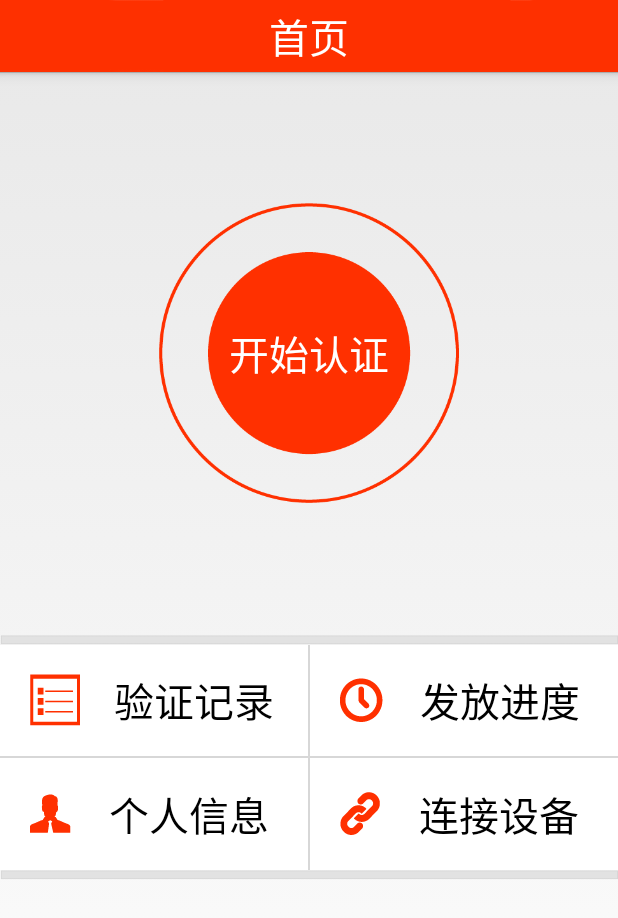
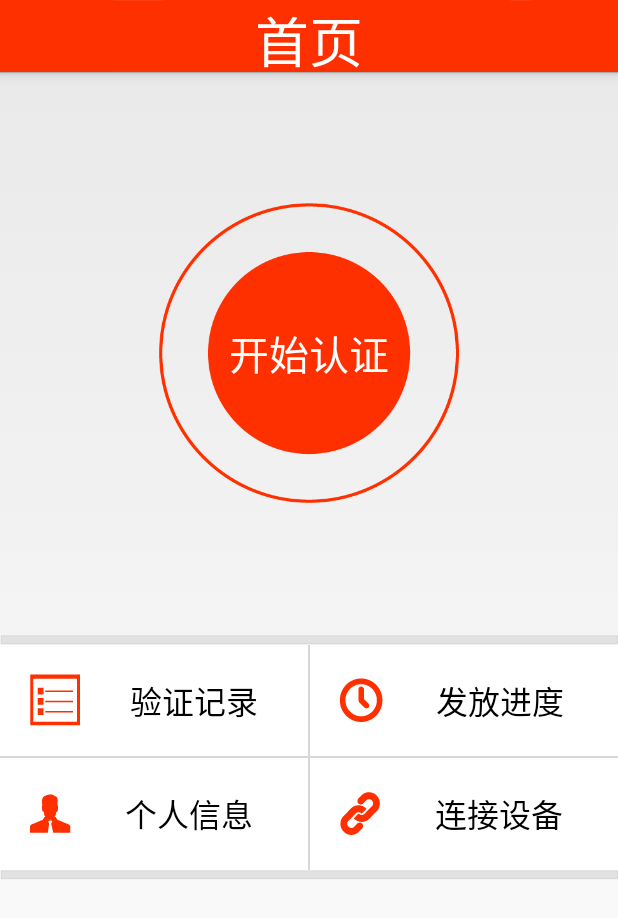
Before and after one commit to JacksonMich/HongMo, an Android app: the screen it shows after launch (MainActivity), after a tap on an icon or button, on a phone screen of 412 x 824 dp. Shown: the top 918 px of the screen. Run offline under Robolectric (Android 15) with nearby library versions, the phone set to English and light mode, and no system bars.

Commit message:
单位改成px

```diff
--- a/app/src/main/res/layout/actionbar.xml
+++ b/app/src/main/res/layout/actionbar.xml
@@ -9,8 +9,8 @@
         android:layout_width="wrap_content"
         android:layout_height="wrap_content"
         android:layout_centerVertical="true"
-        android:textSize="10pt"
-        android:text="返回"
+        android:textSize="26px"
+        android:text="&lt;返回"
         android:textColor="#FFFFFF" >
     </TextView>
     <TextView
@@ -18,7 +18,7 @@
         android:layout_width="wrap_content"
         android:layout_height="wrap_content"
         android:layout_centerInParent="true"
-        android:textSize="12pt"
+        android:textSize="54px"
         android:textColor="#FFFFFF">
     </TextView>
 </RelativeLayout>
--- a/app/src/main/res/layout/activity_main.xml
+++ b/app/src/main/res/layout/activity_main.xml
@@ -53,7 +53,7 @@
             android:layout_height="74dp"
             android:id="@+id/record"
             android:text="验证记录"
-            android:textSize="@dimen/font_size_12"
+            android:textSize="@dimen/text_size"
             android:layout_alignParentLeft="true"
             android:background="#ffffff"
             android:drawableLeft="@mipmap/tubiao1"
@@ -68,7 +68,7 @@
             android:layout_toRightOf="@+id/m_line_h"
             android:id="@+id/process"
             android:text="发放进度"
-            android:textSize="@dimen/font_size_12"
+            android:textSize="@dimen/text_size"
             android:background="#ffffff"
             android:drawableLeft="@mipmap/tubiao2"
             android:paddingLeft="20dp"
@@ -82,7 +82,7 @@
             android:layout_alignParentLeft="true"
             android:id="@+id/personalInfo"
             android:text="个人信息"
-            android:textSize="@dimen/font_size_12"
+            android:textSize="@dimen/text_size"
             android:background="#ffffff"
             android:drawableLeft="@mipmap/tubiao3"
             android:paddingLeft="20dp"
@@ -95,7 +95,7 @@
             android:layout_toRightOf="@+id/m_line_h"
             android:id="@+id/connectDevice"
             android:text="连接设备"
-            android:textSize="@dimen/font_size_12"
+            android:textSize="@dimen/text_size"
             android:background="#ffffff"
             android:drawableLeft="@mipmap/tubiao4"
             android:paddingLeft="20dp"
--- a/app/src/main/res/values/dimens.xml
+++ b/app/src/main/res/values/dimens.xml
@@ -3,4 +3,6 @@
     <dimen name="activity_horizontal_margin">16dp</dimen>
     <dimen name="activity_vertical_margin">16dp</dimen>
     <dimen name="font_size_12">12pt</dimen>
+    <dimen name="text_size">32px</dimen>
+    <dimen name="text_info_size">60px</dimen>
 </resources>
```
Also changed, not shown: app/src/main/res/layout/login.xml (+6 -3 lines), app/src/main/res/layout/personal_info.xml (+7 -3 lines), app/src/main/res/layout/progress.xml (+6 -4 lines), 1 other file.
